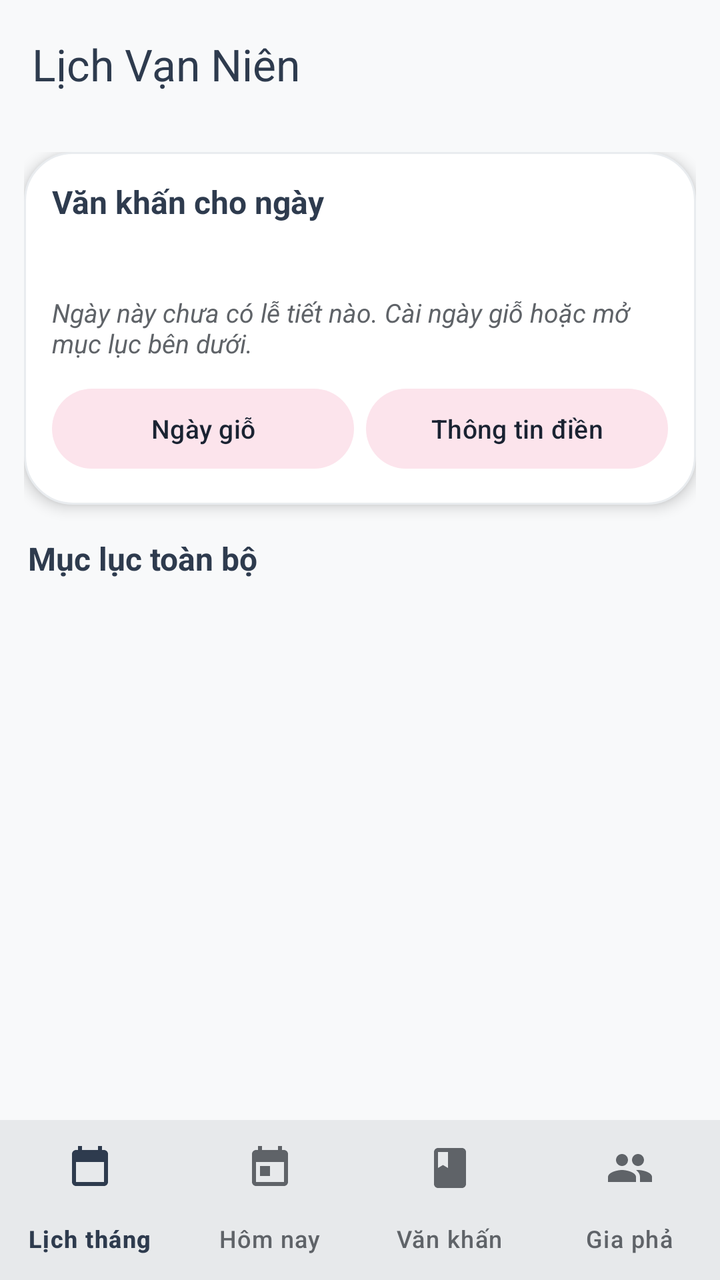
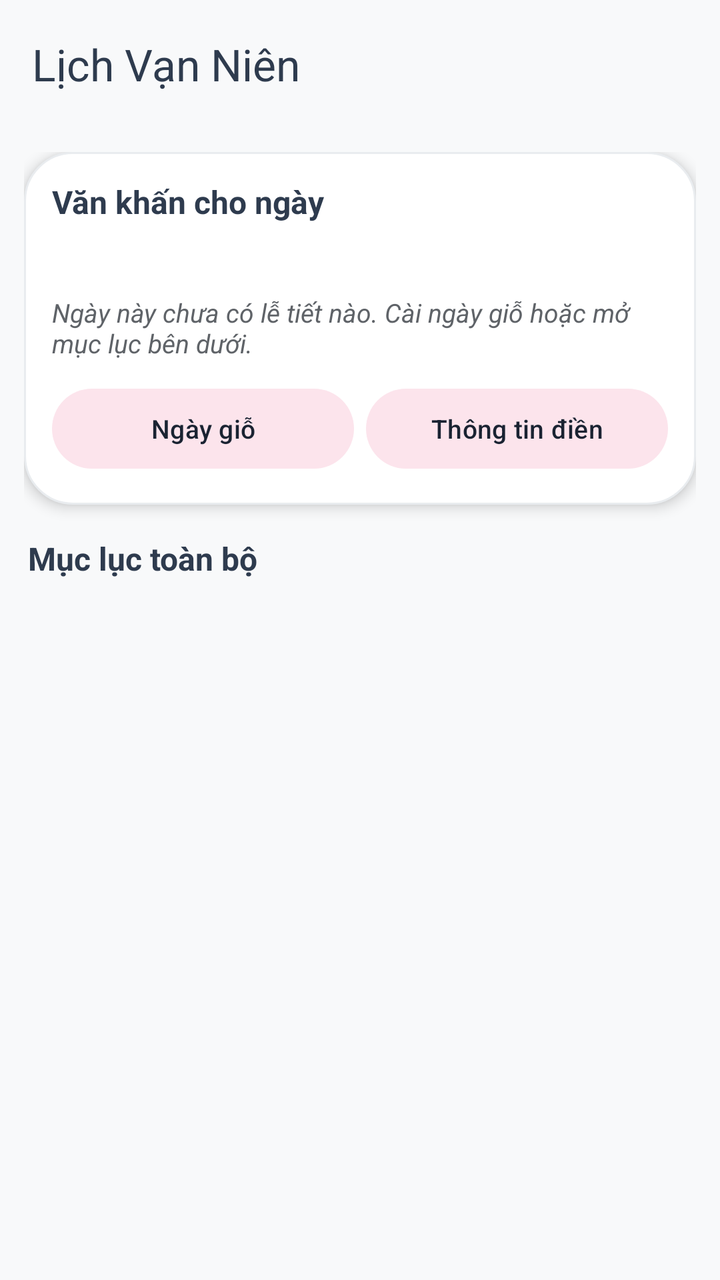

Two renders of the same Android screen: before a commit and after it. Below are the layout's source before the change and the commit's diff.
<!-- AndroidManifest.xml: activity theme AppTheme -->
<!-- res/layout/activity_van_khan.xml -->
<?xml version="1.0" encoding="utf-8"?>
<LinearLayout xmlns:android="http://schemas.android.com/apk/res/android"
    xmlns:app="http://schemas.android.com/apk/res-auto"
    android:layout_width="match_parent"
    android:layout_height="match_parent"
    android:background="?attr/colorSurface"
    android:orientation="vertical"
    android:id="@+id/app_root">

    <include layout="@layout/app_header" />
    <LinearLayout
        android:id="@+id/app_body"
        android:layout_width="match_parent"
        android:layout_height="0dp"
        android:layout_weight="1"
        android:orientation="vertical">


    <androidx.core.widget.NestedScrollView
        android:layout_width="match_parent"
        android:layout_height="0dp"
        android:layout_weight="1"
        android:fillViewport="true">

        <LinearLayout
            android:layout_width="match_parent"
            android:layout_height="wrap_content"
            android:orientation="vertical"
            android:padding="12dp">

            
            <LinearLayout
                android:id="@+id/day_prayer_card"
                android:layout_width="match_parent"
                android:layout_height="wrap_content"
                android:background="@drawable/month_card_background"
                android:elevation="4dp"
                android:orientation="vertical"
                android:padding="14dp">

                <TextView
                    android:layout_width="match_parent"
                    android:layout_height="wrap_content"
                    android:text="Văn khấn cho ngày"
                    android:textColor="?attr/colorPrimary"
                    android:textSize="16sp"
                    android:textStyle="bold" />

                <TextView
                    android:id="@+id/day_prayer_date"
                    android:layout_width="match_parent"
                    android:layout_height="wrap_content"
                    android:layout_marginTop="2dp"
                    android:textColor="?attr/colorOnSurfaceVariant"
                    android:textSize="13sp" />

                <LinearLayout
                    android:id="@+id/day_prayer_list"
                    android:layout_width="match_parent"
                    android:layout_height="wrap_content"
                    android:layout_marginTop="8dp"
                    android:orientation="vertical" />

                <TextView
                    android:id="@+id/day_prayer_empty"
                    android:layout_width="match_parent"
                    android:layout_height="wrap_content"
                    android:layout_marginTop="8dp"
                    android:text="Ngày này chưa có lễ tiết nào. Cài ngày giỗ hoặc mở mục lục bên dưới."
                    android:textColor="?attr/colorOnSurfaceVariant"
                    android:textSize="13sp"
                    android:textStyle="italic" />

                <LinearLayout
                    android:layout_width="match_parent"
                    android:layout_height="wrap_content"
                    android:layout_marginTop="10dp"
                    android:orientation="horizontal">                    <com.google.android.material.button.MaterialButton
                        android:id="@+id/gio_settings_button"
                        style="@style/Widget.Material3.Button.TonalButton"
                        android:layout_width="0dp"
                        android:layout_height="wrap_content"
                        android:layout_marginEnd="6dp"
                        android:layout_weight="1"
                        android:text="Ngày giỗ"
                        android:textAllCaps="false"
                        android:textSize="13sp" />

                    <com.google.android.material.button.MaterialButton
                        android:id="@+id/profile_button"
                        style="@style/Widget.Material3.Button.TonalButton"
                        android:layout_width="0dp"
                        android:layout_height="wrap_content"
                        android:layout_weight="1"
                        android:text="Thông tin điền"
                        android:textAllCaps="false"
                        android:textSize="13sp" />

                </LinearLayout>

            </LinearLayout>

            
            <TextView
                android:layout_width="match_parent"
                android:layout_height="wrap_content"
                android:layout_marginTop="16dp"
                android:layout_marginBottom="6dp"
                android:paddingHorizontal="2dp"
                android:text="Mục lục toàn bộ"
                android:textColor="?attr/colorPrimary"
                android:textSize="16sp"
                android:textStyle="bold" />

            <androidx.recyclerview.widget.RecyclerView
                android:id="@+id/toc_list"
                android:layout_width="match_parent"
                android:layout_height="wrap_content"
                android:nestedScrollingEnabled="false" />

        </LinearLayout>
    </androidx.core.widget.NestedScrollView>
        </LinearLayout>

<include layout="@layout/app_bottom_nav" />

</LinearLayout>
<!-- res/layout/app_header.xml (included above) -->
<?xml version="1.0" encoding="utf-8"?>
<com.google.android.material.appbar.MaterialToolbar xmlns:android="http://schemas.android.com/apk/res/android"
    xmlns:app="http://schemas.android.com/apk/res-auto"
    android:id="@+id/toolbar"
    android:layout_width="match_parent"
    android:layout_height="?attr/actionBarSize"
    android:background="?attr/colorSurface"
    android:elevation="0dp"
    app:navigationIconTint="?attr/colorOnSurface"
    app:title="@string/app_name"
    app:titleTextColor="?attr/colorOnSurface" />
<!-- res/layout/app_bottom_nav.xml (included above) -->
<?xml version="1.0" encoding="utf-8"?>
<com.google.android.material.bottomnavigation.BottomNavigationView xmlns:android="http://schemas.android.com/apk/res/android"
    xmlns:app="http://schemas.android.com/apk/res-auto"
    android:id="@+id/bottom_navigation"
    android:layout_width="match_parent"
    android:layout_height="wrap_content"
    android:background="?attr/colorSurface"
    android:elevation="3dp"
    app:itemIconTint="@color/bottom_nav_item_color"
    app:itemTextColor="@color/bottom_nav_item_color"
    app:labelVisibilityMode="labeled"
    app:menu="@menu/main_bottom_nav" />
<!-- resources referenced by this layout -->
<resources>
  <!-- drawable month_card_background (drawable) -->
  <?xml version="1.0" encoding="utf-8"?>
  <shape xmlns:android="http://schemas.android.com/apk/res/android">
      <solid android:color="?attr/colorSurfaceVariant" />
      <corners android:radius="24dp" />
      <stroke
          android:width="1dp"
          android:color="?attr/colorOutline" />
  </shape>
  <string name="app_name">Lịch Vạn Niên</string>
  <style name="AppTheme" parent="Theme.Material3.Light.NoActionBar">
          <item name="colorPrimary">@color/primaryColor</item>
          <item name="colorOnPrimary">@color/textLight</item>
          <item name="colorPrimaryContainer">@color/monthTonal</item>
          <item name="colorOnPrimaryContainer">@color/primaryDarkColor</item>
          <item name="colorSecondary">@color/secondaryColor</item>
          <item name="colorOnSecondary">@color/textLight</item>
          <item name="colorSecondaryContainer">@color/monthTonal</item>
          <item name="colorOnSecondaryContainer">@color/primaryDarkColor</item> 
          <item name="colorSurface">@color/backgroundPrimary</item>
          <item name="colorOnSurface">@color/textPrimary</item>
          <item name="colorSurfaceVariant">@color/backgroundSecondary</item>
          <item name="colorOnSurfaceVariant">@color/textSecondary</item>
          <item name="colorOutline">@color/cardBorder</item>
          <item name="android:windowBackground">@color/backgroundPrimary</item>
          <item name="android:statusBarColor">@android:color/transparent</item>
          <item name="android:navigationBarColor">@android:color/transparent</item>
          <item name="android:windowLightStatusBar">true</item>
          <item name="android:windowLightNavigationBar">true</item>
          <item name="android:textColorPrimary">@color/textPrimary</item>
          <item name="android:textColorSecondary">@color/textSecondary</item>
      </style>
  <color name="primaryColor">#2E3B4E</color>
  <color name="textLight">#FFFFFF</color>
  <color name="monthTonal">#FCE4EC</color>
  <color name="primaryDarkColor">#1A2332</color>
  <color name="secondaryColor">#C2185B</color>
  <color name="backgroundPrimary">#F8F9FA</color>
  <color name="textPrimary">#2E3B4E</color>
  <color name="backgroundSecondary">#FFFFFF</color>
  <color name="textSecondary">#5F6368</color>
  <color name="cardBorder">#E9ECEF</color>
</resources>

<!-- the commit's change to res/layout/activity_van_khan.xml (unified diff, before → after) -->
@@ -120,11 +120,7 @@
 
         </LinearLayout>
     </androidx.core.widget.NestedScrollView>
-        </LinearLayout>
-
-<include layout="@layout/app_bottom_nav" />
-
-</LinearLayout>
+        </LinearLayout></LinearLayout>
 <!-- res/layout/app_header.xml (included above) -->
 <?xml version="1.0" encoding="utf-8"?>
 <com.google.android.material.appbar.MaterialToolbar xmlns:android="http://schemas.android.com/apk/res/android"
@@ -137,16 +133,3 @@
     app:navigationIconTint="?attr/colorOnSurface"
     app:title="@string/app_name"
     app:titleTextColor="?attr/colorOnSurface" />
-<!-- res/layout/app_bottom_nav.xml (included above) -->
-<?xml version="1.0" encoding="utf-8"?>
-<com.google.android.material.bottomnavigation.BottomNavigationView xmlns:android="http://schemas.android.com/apk/res/android"
-    xmlns:app="http://schemas.android.com/apk/res-auto"
-    android:id="@+id/bottom_navigation"
-    android:layout_width="match_parent"
-    android:layout_height="wrap_content"
-    android:background="?attr/colorSurface"
-    android:elevation="3dp"
-    app:itemIconTint="@color/bottom_nav_item_color"
-    app:itemTextColor="@color/bottom_nav_item_color"
-    app:labelVisibilityMode="labeled"
-    app:menu="@menu/main_bottom_nav" />
